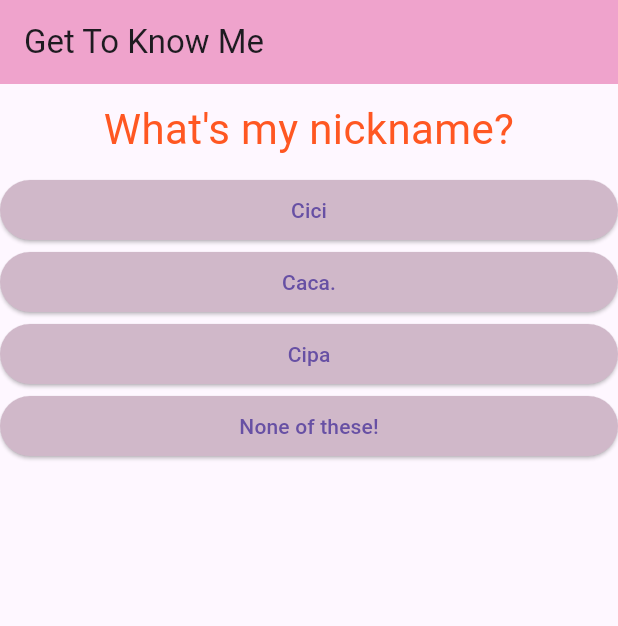
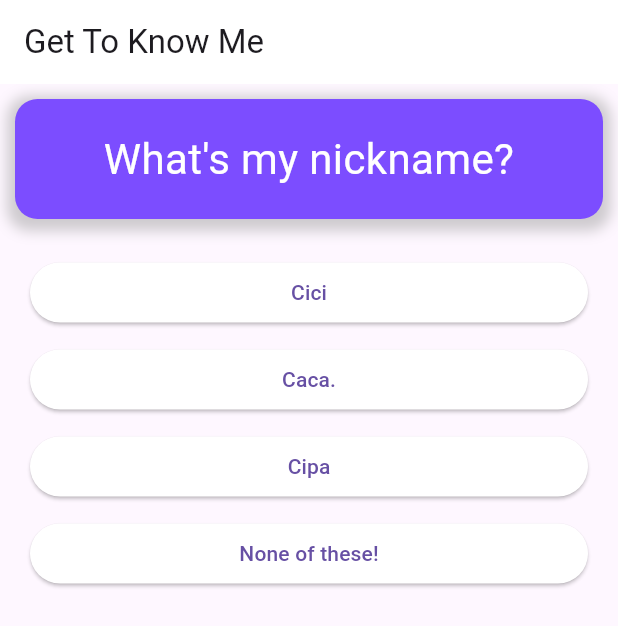
Before and after one commit to scientyxx/Latihan-1---Pemograman-Mobile, a Flutter app: the screen it shows after launch, on a phone screen of 412 x 824 dp. Shown: the top 626 px of the screen. Run offline on Flutter 3.47's test engine with Material 3 defaults, Android fonts, the phone set to English and light mode, and no system bars.

Commit message:
benerin dikit

```diff
--- a/lib/answer.dart
+++ b/lib/answer.dart
@@ -11,7 +11,7 @@ class Answer extends StatelessWidget {
     return Container(
       width: double.infinity,
       child: ElevatedButton(
-        style: ElevatedButton.styleFrom(backgroundColor: Color.fromARGB(255, 208, 184, 201)), // Mengubah properti primary menjadi backgroundColor
+        style: ElevatedButton.styleFrom(backgroundColor: Color.fromARGB(255, 255, 255, 255)), // Mengubah properti primary menjadi backgroundColor
         child: Text(answerText),
         onPressed: selectHandler,
       ),
--- a/lib/main.dart
+++ b/lib/main.dart
@@ -64,7 +64,26 @@
               'Fried Rice',
           'score': 0
         },
-        {'text': 'all are correct', 'score': 10},
+        {'text': 'None of the above is incorrect', 'score': 10},
+      ],
+    },
+    {
+      'questionText': 'What\'s my favorite drink?',
+      'answers': [
+        {
+          'text': 'Mineral Water',
+          'score': 10
+        },
+        {
+          'text': 'Soft Drinks',
+          'score': 0
+        },
+        {
+          'text':
+              'Tea',
+          'score': 0
+        },
+        {'text': 'Coffee', 'score': 0},
       ],
     },
   ];
@@ -106,7 +125,7 @@
     return MaterialApp(
       home: Scaffold(
         appBar: AppBar(
-          backgroundColor: Color.fromARGB(255, 239, 163, 204),
+          backgroundColor: Color.fromARGB(255, 255, 255, 255),
           title: Text('Get To Know Me'),
         ),
         body: _questionIndex < _questions.length
--- a/lib/question.dart
+++ b/lib/question.dart
@@ -10,9 +10,22 @@ class Question extends StatelessWidget {
     return Container(
       width: double.infinity,
       margin: EdgeInsets.all(10),
+      padding: EdgeInsets.all(20),
+      decoration: BoxDecoration(
+        color: Colors.deepPurpleAccent, // background color
+        borderRadius: BorderRadius.circular(15), //border radius
+        boxShadow: [
+          BoxShadow(
+            color: Colors.grey.withOpacity(0.5), // Warna bayangan dan opasitas
+            spreadRadius: 5, // Penyebaran shadow
+            blurRadius: 7, // Ukuran blur shadow
+            offset: Offset(0, 3), // Posisi bayangan (x, y)
+          ),
+        ],
+      ),
       child: Text(
         questionText,
-        style: TextStyle(fontSize: 28, color: Colors.deepOrange),
+        style: TextStyle(fontSize: 28, color: Colors.white),
         textAlign: TextAlign.center,
       ),
     );
--- a/lib/quiz.dart
+++ b/lib/quiz.dart
@@ -1,5 +1,4 @@
 import 'package:flutter/material.dart';
-
 import './question.dart';
 import './answer.dart';
 
@@ -19,11 +18,20 @@ class Quiz extends StatelessWidget {
     return Column(
       children: [
         Question(
-          questions[questionIndex]['questionText'] as String, // Konversi ke String
+          questions[questionIndex]['questionText'] as String,
         ),
-        ...(questions[questionIndex]['answers'] as List<Map<String, Object>>).map((answer) {
-          return Answer(() => answerQuestion(answer['score'] as int), answer['text'] as String); // Konversi ke String dan int
-        }).toList()
+        SizedBox(height: 10), // Menambahkan jarak vertikal antara pertanyaan dan jawaban
+        Padding(
+          padding: EdgeInsets.symmetric(horizontal: 20), // Memberikan margin horizontal pada jawaban
+          child: Column(
+            children: (questions[questionIndex]['answers'] as List<Map<String, Object>>).map((answer) {
+              return Padding(
+                padding: EdgeInsets.symmetric(vertical: 5), // Memberikan jarak vertikal antara jawaban
+                child: Answer(() => answerQuestion(answer['score'] as int), answer['text'] as String),
+              );
+            }).toList(),
+          ),
+        ),
       ],
     );
   }
```
Also changed, not shown: lib/result.dart (+14 -8 lines).
